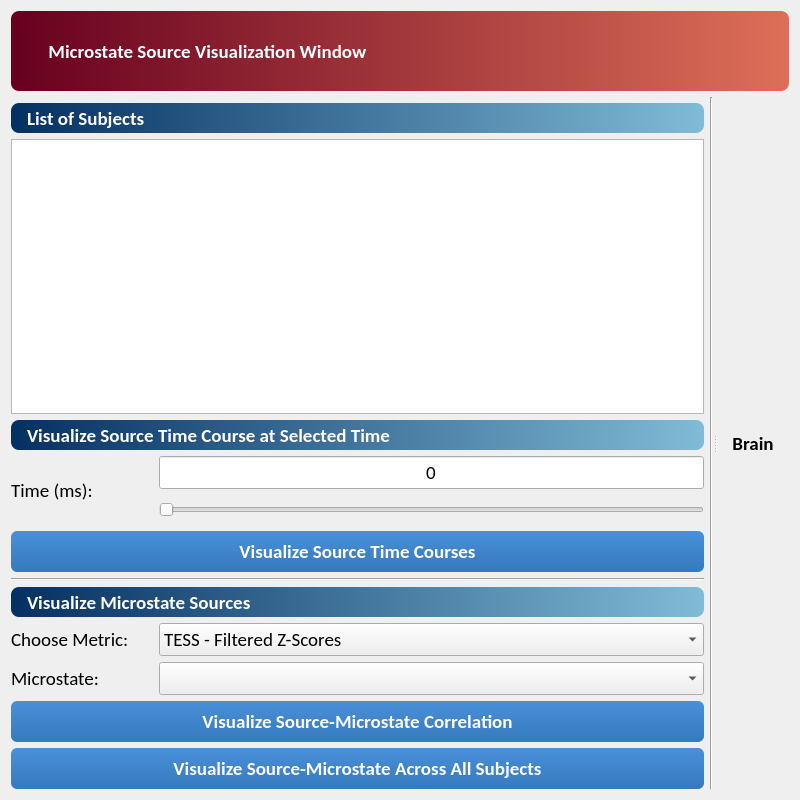
The window that EEG_COMET/ui/SourceVisualizationWindow.ui (eeg-comet/eeg-comet) describes before a commit, drawn with Qt 5.
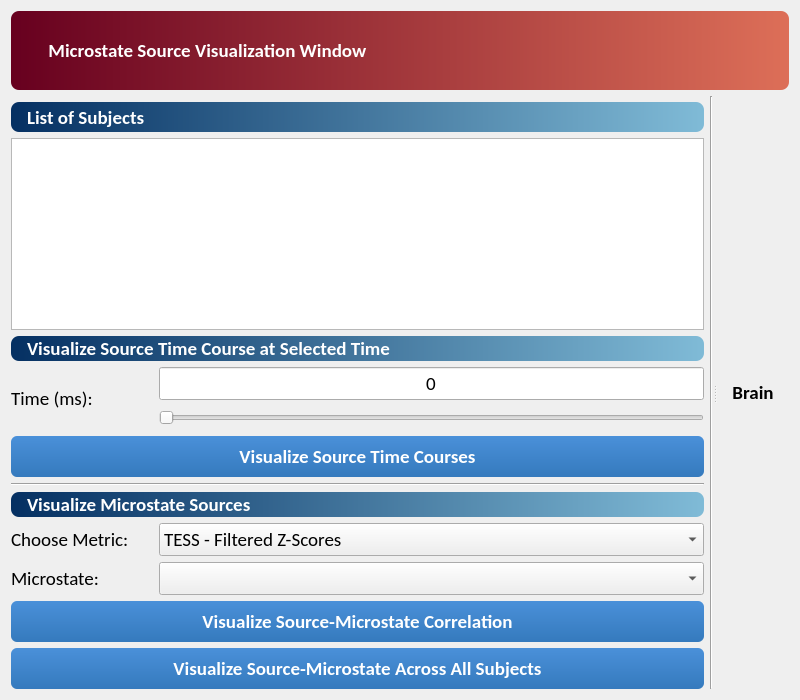
The same window after the commit.

Diff of the .ui file:
```diff
--- a/EEG_COMET/ui/SourceVisualizationWindow.ui
+++ b/EEG_COMET/ui/SourceVisualizationWindow.ui
@@ -7,13 +7,13 @@
     <x>0</x>
     <y>0</y>
     <width>800</width>
-    <height>800</height>
+    <height>700</height>
    </rect>
   </property>
   <property name="minimumSize">
    <size>
-    <width>800</width>
-    <height>800</height>
+    <width>600</width>
+    <height>500</height>
    </size>
   </property>
   <property name="font">
@@ -69,13 +69,13 @@
            <property name="minimumSize">
             <size>
              <width>0</width>
-             <height>30</height>
+             <height>24</height>
             </size>
            </property>
            <property name="maximumSize">
             <size>
              <width>16777215</width>
-             <height>60</height>
+             <height>16777215</height>
             </size>
            </property>
            <property name="font">
@@ -118,13 +118,13 @@
            <property name="minimumSize">
             <size>
              <width>0</width>
-             <height>30</height>
+             <height>24</height>
             </size>
            </property>
            <property name="maximumSize">
             <size>
              <width>16777215</width>
-             <height>60</height>
+             <height>16777215</height>
             </size>
            </property>
            <property name="font">
@@ -152,13 +152,13 @@
            <property name="minimumSize">
             <size>
              <width>0</width>
-             <height>30</height>
+             <height>24</height>
             </size>
            </property>
            <property name="maximumSize">
             <size>
              <width>16777215</width>
-             <height>60</height>
+             <height>16777215</height>
             </size>
            </property>
            <property name="font">
@@ -207,13 +207,13 @@
            <property name="minimumSize">
             <size>
              <width>0</width>
-             <height>30</height>
+             <height>24</height>
             </size>
            </property>
            <property name="maximumSize">
             <size>
              <width>16777215</width>
-             <height>60</height>
+             <height>16777215</height>
             </size>
            </property>
            <property name="font">
@@ -262,13 +262,13 @@
            <property name="minimumSize">
             <size>
              <width>0</width>
-             <height>30</height>
+             <height>24</height>
             </size>
            </property>
            <property name="maximumSize">
             <size>
              <width>16777215</width>
-             <height>60</height>
+             <height>16777215</height>
             </size>
            </property>
            <property name="orientation">
@@ -306,13 +306,13 @@
            <property name="minimumSize">
             <size>
              <width>0</width>
-             <height>30</height>
+             <height>24</height>
             </size>
            </property>
            <property name="maximumSize">
             <size>
              <width>16777215</width>
-             <height>60</height>
+             <height>16777215</height>
             </size>
            </property>
            <property name="font">
@@ -340,13 +340,13 @@
            <property name="minimumSize">
             <size>
              <width>0</width>
-             <height>30</height>
+             <height>24</height>
             </size>
            </property>
            <property name="maximumSize">
             <size>
              <width>16777215</width>
-             <height>60</height>
+             <height>16777215</height>
             </size>
            </property>
           </widget>
@@ -362,13 +362,13 @@
            <property name="minimumSize">
             <size>
              <width>0</width>
-             <height>30</height>
+             <height>24</height>
             </size>
            </property>
            <property name="maximumSize">
             <size>
              <width>16777215</width>
-             <height>60</height>
+             <height>16777215</height>
             </size>
            </property>
            <property name="text">
@@ -387,13 +387,13 @@
            <property name="minimumSize">
             <size>
              <width>0</width>
-             <height>30</height>
+             <height>24</height>
             </size>
            </property>
            <property name="maximumSize">
             <size>
              <width>16777215</width>
-             <height>60</height>
+             <height>16777215</height>
             </size>
            </property>
            <property name="font">
@@ -459,13 +459,13 @@
            <property name="minimumSize">
             <size>
              <width>0</width>
-             <height>30</height>
+             <height>24</height>
             </size>
            </property>
            <property name="maximumSize">
             <size>
              <width>16777215</width>
-             <height>60</height>
+             <height>16777215</height>
             </size>
            </property>
            <property name="text">
@@ -602,13 +602,13 @@
      <property name="minimumSize">
       <size>
        <width>0</width>
-       <height>60</height>
+         <height>32</height>
       </size>
      </property>
      <property name="maximumSize">
       <size>
        <width>16777215</width>
-       <height>80</height>
+         <height>16777215</height>
       </size>
      </property>
      <property name="font">
```
Lines whose indentation alone changed are shown as unchanged.
